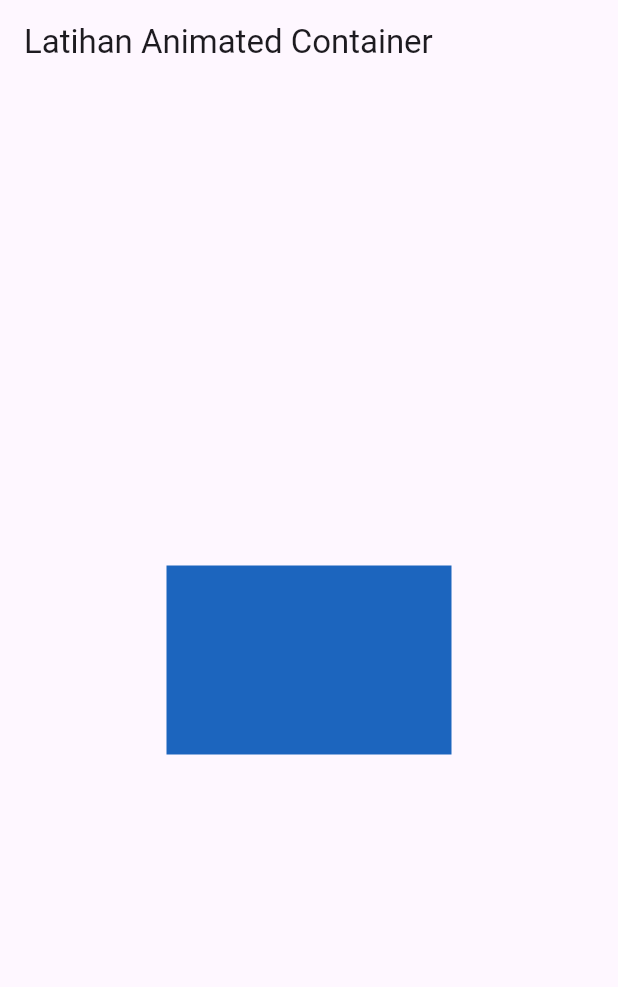
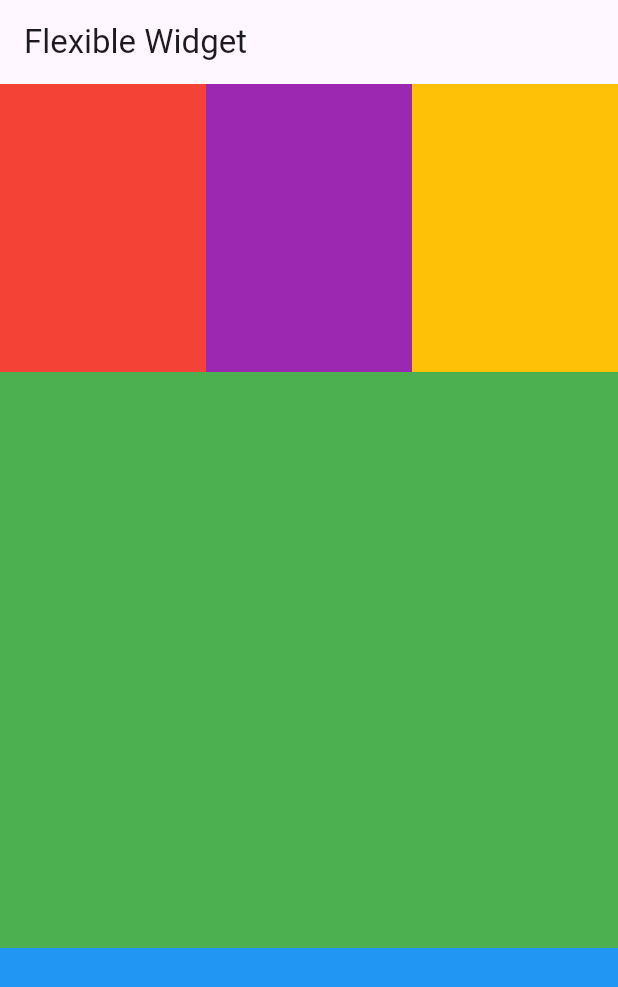
Before and after one commit to Falllll/belajar-flutter, a Flutter app: the screen it shows after launch, on a phone screen of 412 x 824 dp. Shown: the top 987 px of the screen. Run offline on Flutter 3.47's test engine with Material 3 defaults, Android fonts, the light colour scheme and no system bars.

Commit message:
Flexible Widget

```diff
--- a/lib/main.dart
+++ b/lib/main.dart
@@ -1,38 +1,44 @@
 import 'dart:math';
+import 'package:flutter/cupertino.dart';
 import 'package:flutter/material.dart';
 
 void main() {
   runApp(const MyApp());
 }
 
-class MyApp extends StatefulWidget {
+class MyApp extends StatelessWidget {
   const MyApp({super.key});
 
-  @override
-  State<MyApp> createState() => _MyAppState();
-}
-
-class _MyAppState extends State<MyApp> {
-  Random random = Random();
   @override
   Widget build(BuildContext context) {
     return MaterialApp(
       home: Scaffold(
-        appBar: AppBar(title: Text("Latihan Animated Container"),),
-        body: Center(
-          child: GestureDetector(
-            onTap: (){
-              setState(() {
-
-              });
-            },
-            child: AnimatedContainer(
-            color: Color.fromARGB(255, random.nextInt(256), random.nextInt(256), random.nextInt(256)),
-            duration: Duration(seconds: 1),
-            width: 50.0 + random.nextInt(251),
-            height: 50.0 + random.nextInt(251),
-          ),
-        ),
+        appBar: AppBar(title: Text("Flexible Widget"),),
+        body: Column(
+          children: <Widget>[
+            Flexible(
+                flex: 1,
+                child: Row(
+                  children: <Widget>[
+                    Flexible(
+                        flex: 1,
+                        child: Container(color: Colors.red,)),
+                    Flexible(
+                        flex: 1,
+                        child: Container(color: Colors.purple,)),
+                    Flexible(
+                        flex: 1,
+                        child: Container(color: Colors.amber,)),
+                  ]
+                ),
+            ),
+            Flexible(
+                flex: 2,
+                child: Container(color: Colors.green,)),
+            Flexible(
+                flex: 1,
+                child: Container(color: Colors.blue,))
+          ],
         ),
       ),
     );
```
